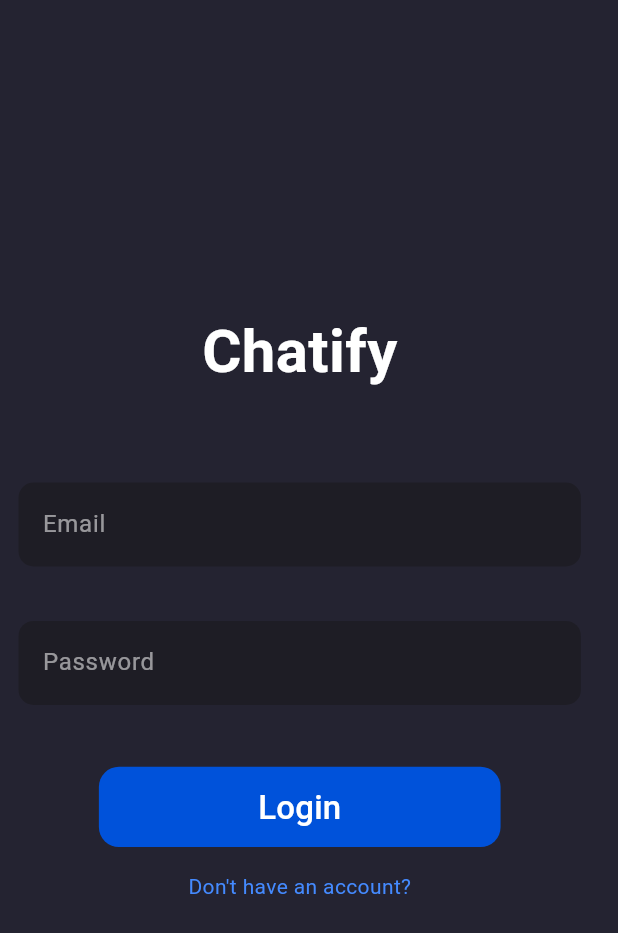
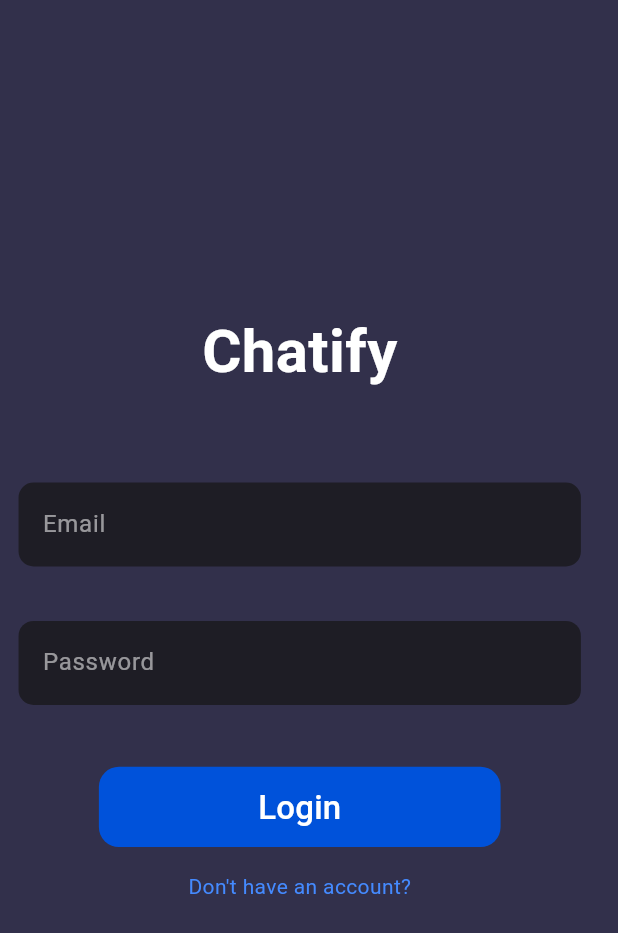
Before and after one commit to Rudrabharthi/flutter_app, a Flutter app: the screen it shows after launch, on a phone screen of 412 x 824 dp. Shown: the top 933 px of the screen. Run offline on Flutter 3.47's test engine with Material 3 defaults, Android fonts, the phone set to English and light mode, and no system bars; our stand-ins replace cloud_firestore, file_picker, firebase_analytics, firebase_auth, firebase_core, firebase_storage and 1 more; accounts and stored records are empty.

Commit message:
Updated code and added new files/folders

```diff
--- a/lib/main.dart
+++ b/lib/main.dart
@@ -3,9 +3,13 @@ import 'package:flutter/material.dart';
 // Firebase Packages
 import 'package:firebase_core/firebase_core.dart';
 import 'package:firebase_analytics/firebase_analytics.dart';
+import 'package:provider/provider.dart';
 
 // Firebase options (generated by flutterfire configure)
 import 'firebase_options.dart';
+
+// Providers
+import './providers/authentication_provider.dart';
 
 // Services
 import './services/navigation_service.dart';
@@ -17,8 +21,7 @@ import './pages/login_page.dart';
 void main() async {
   WidgetsFlutterBinding.ensureInitialized();
   await Firebase.initializeApp(
-    options:
-        DefaultFirebaseOptions.currentPlatform, // ✅ works for Android + Web
+    options: DefaultFirebaseOptions.currentPlatform, // works for Android + Web
   );
   runApp(MyApp());
 }
@@ -39,7 +42,7 @@ class _MyAppState extends State<MyApp> {
   }
 
   Future<void> _setup() async {
-    // Example: Firebase Analytics instance (optional)
+    // Firebase Analytics instance (optional)
     analytics = FirebaseAnalytics.instance;
 
     // Fake splash delay
@@ -51,25 +54,27 @@ class _MyAppState extends State<MyApp> {
 
   @override
   Widget build(BuildContext context) {
-    if (!_initialized) {
-      return MaterialApp(
-        home: SplashPage(key: UniqueKey(), onInitializationComplete: () {}),
-      );
-    }
-
-    return MaterialApp(
+    return MultiProvider(
+      providers: [
+        ChangeNotifierProvider<AuthenticationProvider>(
+          create: (_) => AuthenticationProvider(),
+        ),
+      ],
+      child: MaterialApp(
         title: 'Chatify',
         debugShowCheckedModeBanner: false,
         theme: ThemeData(
-        scaffoldBackgroundColor: const Color.fromRGBO(36, 35, 49, 1.0),
+          scaffoldBackgroundColor: const Color.fromARGB(255, 50, 48, 75),
           bottomNavigationBarTheme: const BottomNavigationBarThemeData(
             backgroundColor: Color.fromRGBO(30, 29, 37, 1.0),
           ),
         ),
-      navigatorKey: NavigationService.navigatorKey,
+        navigatorKey: NavigationService.navigatorKey, // ✅ Static key
         initialRoute: '/login',
-      routes: {'/login': (BuildContext context) => LoginPage()},
+        routes: {
+          '/login': (_) => LoginPage(),
+        },
+      ),
     );
   }
 }
-//git remote add origin https://github.com/Rudrabharthi/flutter_app.git
--- a/lib/pages/login_page.dart
+++ b/lib/pages/login_page.dart
@@ -1,9 +1,17 @@
 //Packages
 import 'package:flutter/material.dart';
+import 'package:provider/provider.dart';
+import 'package:get_it/get_it.dart';
 
 //Widgets
 import '../widgets/custome_input_fields.dart';
 import '../widgets/rounded_button.dart';
+
+//Providers
+import '../providers/authentication_provider.dart';
+
+//Services
+import '../services/navigation_service.dart';
 
 class LoginPage extends StatefulWidget {
   @override
@@ -13,17 +21,22 @@ class LoginPage extends StatefulWidget {
 }
 
 class _LoginPageState extends State<LoginPage> {
-  late double _deviceHeight;
-  late double _deviceWidth;
+  late double _deviceHeight = MediaQuery.of(context).size.height;
+  late double _deviceWidth = MediaQuery.of(context).size.width;
+
+  late AuthenticationProvider _auth = Provider.of<AuthenticationProvider>(
+    context,
+  );
+  late NavigationService _navigation = GetIt.instance.get<NavigationService>();
 
   final _LoginFormKey = GlobalKey<FormState>();
 
+  String? _email;
+  String? _password;
+
   @override
   Widget build(BuildContext context) {
-    _deviceHeight = MediaQuery.of(context).size.height;
-    _deviceWidth = MediaQuery.of(context).size.width;
-
-    return _buildUI(); // 👈 return UI here
+    return _buildUI(); // return UI here
   }
 
   Widget _buildUI() {
@@ -85,7 +98,11 @@ class _LoginPageState extends State<LoginPage> {
               obscureText: false,
             ),
             CustomeTextFormField(
-              onSaved: (_value) {},
+              onSaved: (_value) {
+                setState(() {
+                  _email = _value;
+                });
+              },
               regEx: r".{8,}",
               hintText: "Password",
               obscureText: true,
```
Also changed, not shown: lib/models/chat_user.dart (added, +42 -0 lines), lib/providers/authentication_provider.dart (+16 -0 lines). Lines whose indentation alone changed are shown as unchanged.
